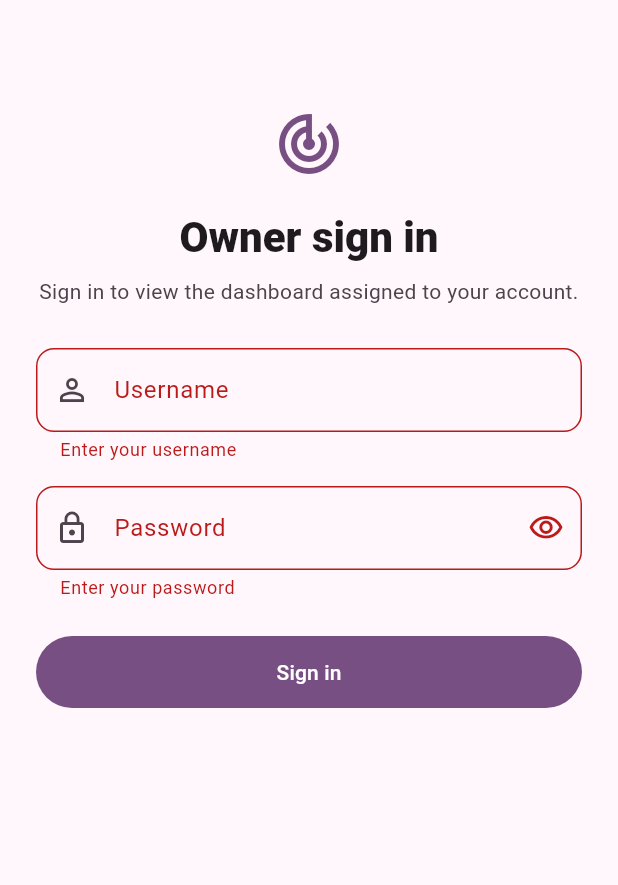
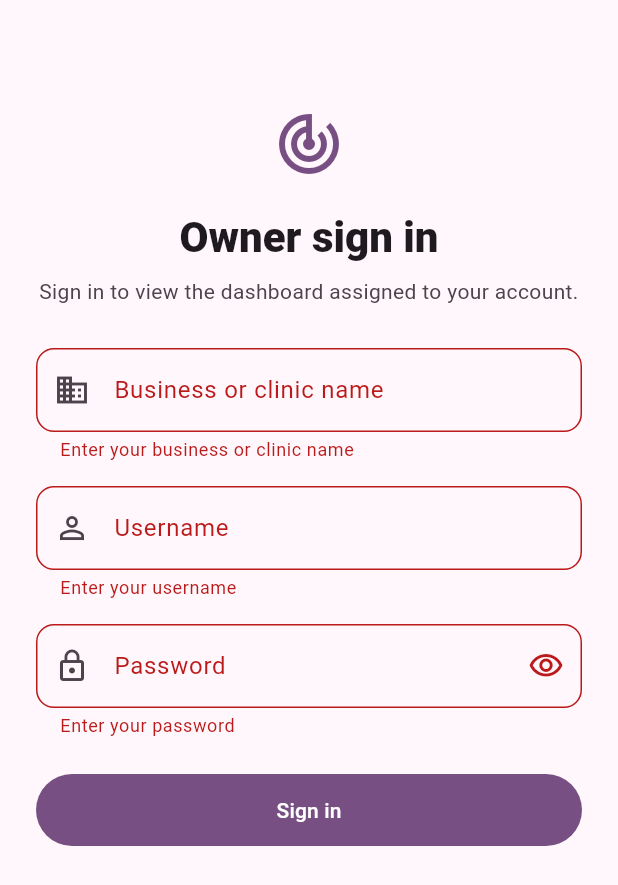
Before and after one commit to alsadiayham-sketch/rts-tracking, a Flutter app: the screen it shows after launch, after a tap on "Sign in", on a phone screen of 412 x 824 dp. Shown: the top 885 px of the screen. Run offline on Flutter 3.47's test engine with Material 3 defaults, Android fonts, the phone set to English and light mode, and no system bars; our stand-ins replace flutter_secure_storage; Roboto replaces fonts that are missing (Arial).

Commit message:
Require organization name for owner login
Co-authored-by: Copilot <223556219+Copilot@users.noreply.github.com>

Copilot-Session: 92b65c87-36da-4583-ad0a-bd5267cd4adb

```diff
--- a/lib/main.dart
+++ b/lib/main.dart
@@ -108,8 +108,16 @@ class _AuthenticatedOwnerFlowState extends State<AuthenticatedOwnerFlow> {
     }
   }
 
-  Future<void> _login(String username, String password) async {
-    final authenticated = await widget.api.login(username, password);
+  Future<void> _login(
+    String organizationName,
+    String username,
+    String password,
+  ) async {
+    final authenticated = await widget.api.login(
+      organizationName,
+      username,
+      password,
+    );
     await widget.sessionStore.write(authenticated);
     if (!mounted) return;
     setState(() {
@@ -171,7 +179,12 @@ class _AuthenticatedOwnerFlowState extends State<AuthenticatedOwnerFlow> {
 class OwnerLoginScreen extends StatefulWidget {
   const OwnerLoginScreen({super.key, required this.onLogin, this.notice});
 
-  final Future<void> Function(String username, String password) onLogin;
+  final Future<void> Function(
+    String organizationName,
+    String username,
+    String password,
+  )
+  onLogin;
   final String? notice;
 
   @override
@@ -180,6 +193,7 @@ class OwnerLoginScreen extends StatefulWidget {
 
 class _OwnerLoginScreenState extends State<OwnerLoginScreen> {
   final formKey = GlobalKey<FormState>();
+  final organizationNameController = TextEditingController();
   final usernameController = TextEditingController();
   final passwordController = TextEditingController();
   bool submitting = false;
@@ -188,6 +202,7 @@ class _OwnerLoginScreenState extends State<OwnerLoginScreen> {
 
   @override
   void dispose() {
+    organizationNameController.dispose();
     usernameController.dispose();
     passwordController.dispose();
     super.dispose();
@@ -201,11 +216,13 @@ class _OwnerLoginScreenState extends State<OwnerLoginScreen> {
     });
     try {
       await widget.onLogin(
+        organizationNameController.text.trim(),
         usernameController.text.trim(),
         passwordController.text,
       );
     } on LoginRejectedException {
-      errorMessage = 'The username or password is incorrect.';
+      errorMessage =
+          'The business/clinic name, username, or password is incorrect.';
     } on FormatException {
       errorMessage = 'The server returned an invalid login response.';
     } catch (_) {
@@ -261,6 +278,20 @@ class _OwnerLoginScreenState extends State<OwnerLoginScreen> {
                           ),
                         ],
                         const SizedBox(height: 28),
+                        TextFormField(
+                          key: const Key('owner-organization'),
+                          controller: organizationNameController,
+                          textInputAction: TextInputAction.next,
+                          decoration: const InputDecoration(
+                            labelText: 'Business or clinic name',
+                            prefixIcon: Icon(Icons.business_outlined),
+                          ),
+                          validator: (value) =>
+                              value == null || value.trim().isEmpty
+                              ? 'Enter your business or clinic name'
+                              : null,
+                        ),
+                        const SizedBox(height: 16),
                         TextFormField(
                           key: const Key('owner-username'),
                           controller: usernameController,
--- a/lib/tracking_data.dart
+++ b/lib/tracking_data.dart
@@ -164,6 +164,7 @@ class OwnerSession {
   const OwnerSession({
     required this.token,
     required this.mode,
+    this.organizationName,
     this.ownerName,
     this.displayName,
   });
@@ -177,6 +178,7 @@ class OwnerSession {
     return OwnerSession(
       token: _requiredString(json, 'token'),
       mode: mode,
+      organizationName: _optionalString(json, 'organizationName'),
       ownerName: _optionalString(json, 'ownerName'),
       displayName: _optionalString(json, 'displayName'),
     );
@@ -184,6 +186,7 @@ class OwnerSession {
 
   final String token;
   final TrackingMode mode;
+  final String? organizationName;
   final String? ownerName;
   final String? displayName;
 
@@ -204,6 +207,7 @@ class SecureOwnerSessionStore implements OwnerSessionStore {
 
   static const _tokenKey = 'owner_session_token';
   static const _modeKey = 'owner_session_mode';
+  static const _organizationNameKey = 'owner_session_organization_name';
   static const _ownerNameKey = 'owner_session_owner_name';
   static const _displayNameKey = 'owner_session_display_name';
 
@@ -222,6 +226,7 @@ class SecureOwnerSessionStore implements OwnerSessionStore {
     return OwnerSession(
       token: token,
       mode: TrackingMode.values.firstWhere((mode) => mode.apiValue == modeName),
+      organizationName: await _storage.read(key: _organizationNameKey),
       ownerName: await _storage.read(key: _ownerNameKey),
       displayName: await _storage.read(key: _displayNameKey),
     );
@@ -231,6 +236,7 @@ class SecureOwnerSessionStore implements OwnerSessionStore {
   Future<void> write(OwnerSession session) async {
     await _storage.write(key: _tokenKey, value: session.token);
     await _storage.write(key: _modeKey, value: session.mode.apiValue);
+    await _writeOptional(_organizationNameKey, session.organizationName);
     await _writeOptional(_ownerNameKey, session.ownerName);
     await _writeOptional(_displayNameKey, session.displayName);
   }
@@ -245,6 +251,7 @@ class SecureOwnerSessionStore implements OwnerSessionStore {
     await Future.wait([
       _storage.delete(key: _tokenKey),
       _storage.delete(key: _modeKey),
+      _storage.delete(key: _organizationNameKey),
       _storage.delete(key: _ownerNameKey),
       _storage.delete(key: _displayNameKey),
     ]);
@@ -280,7 +287,11 @@ class OwnerApi {
 
   bool get isDemo => baseUrl == null;
 
-  Future<OwnerSession> login(String username, String password) async {
+  Future<OwnerSession> login(
+    String organizationName,
+    String username,
+    String password,
+  ) async {
     if (baseUrl == null) {
       throw StateError('Owner login is unavailable in demo mode.');
     }
@@ -292,7 +303,13 @@ class OwnerApi {
       request.headers
         ..set(HttpHeaders.acceptHeader, ContentType.json.mimeType)
         ..contentType = ContentType.json;
-      request.write(jsonEncode({'username': username, 'password': password}));
+      request.write(
+        jsonEncode({
+          'organizationName': organizationName,
+          'username': username,
+          'password': password,
+        }),
+      );
       final response = await request.close().timeout(requestTimeout);
       final body = await response
           .transform(utf8.decoder)
--- a/pubspec.yaml
+++ b/pubspec.yaml
@@ -16,7 +16,7 @@ publish_to: 'none' # Remove this line if you wish to publish to pub.dev
 # https://developer.apple.com/library/archive/documentation/General/Reference/InfoPlistKeyReference/Articles/CoreFoundationKeys.html
 # In Windows, build-name is used as the major, minor, and patch parts
 # of the product and file versions while build-number is used as the build suffix.
-version: 1.0.0+8
+version: 1.0.0+9
 
 environment:
   sdk: ^3.12.2
```
Also changed, not shown: 3 other files.
